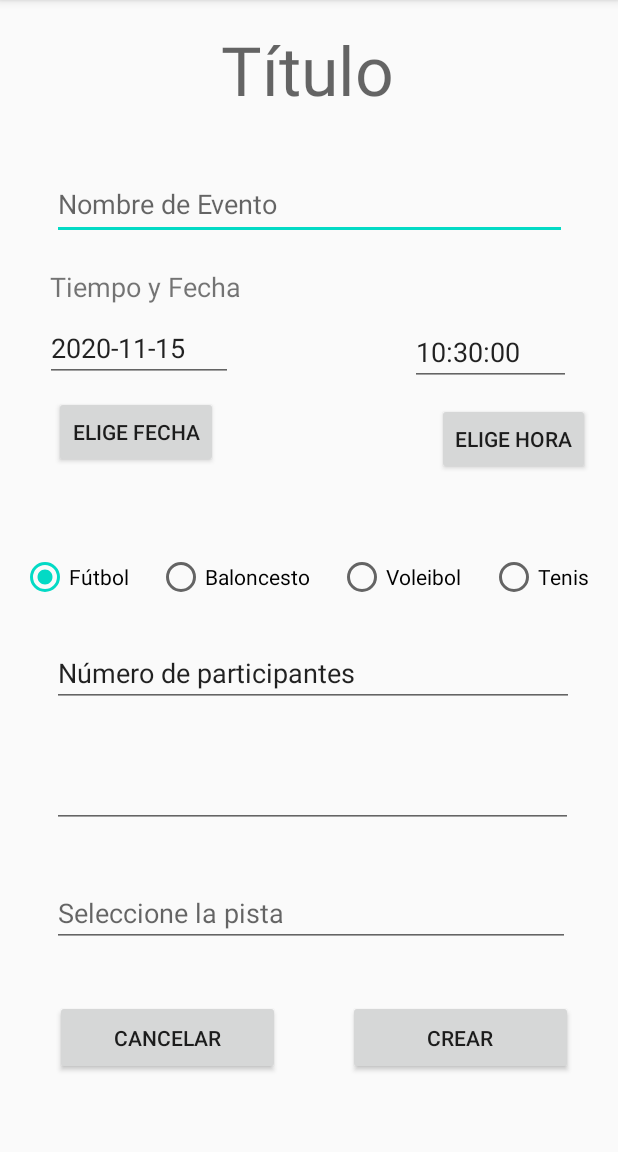
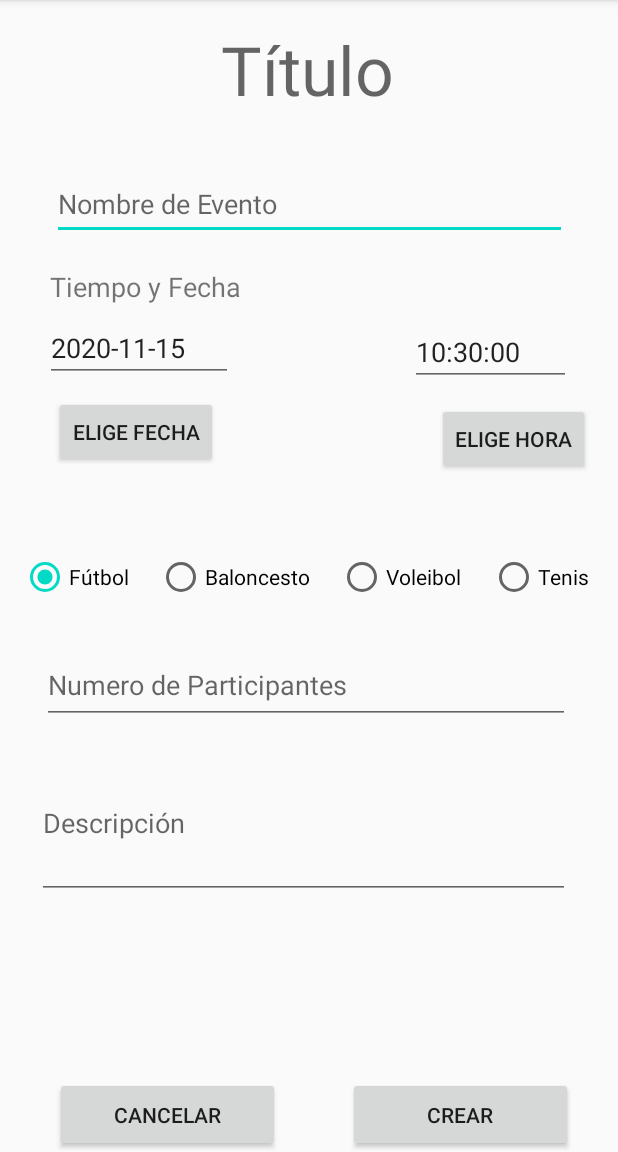
Before and after one commit to acm1997/TeamMatch, an Android app: the CrearEventoActivity screen opened directly, with no data from a screen before it, on a phone screen of 412 x 824 dp, the part 84-1236 px from its top. Run offline under Robolectric (Android 15) with nearby library versions, the phone set to English and light mode, and no system bars.

```diff
--- a/app/src/main/java/com/example/teammatch/adapters/EventAdapter.java
+++ b/app/src/main/java/com/example/teammatch/adapters/EventAdapter.java
@@ -32,7 +32,7 @@ public class EventAdapter extends RecyclerView.Adapter<EventAdapter.ViewHolder>
     @Override
     public EventAdapter.ViewHolder onCreateViewHolder(ViewGroup parent,
                                                       int viewType) {
-        View v =  LayoutInflater.from(parent.getContext()).inflate(R.layout.evento,parent,false); //TODO Es posible que haya que cambiar el layout del fragment por el layout de un evento en particular
+        View v =  LayoutInflater.from(parent.getContext()).inflate(R.layout.evento,parent,false);
 
        return new ViewHolder(v);
     }
@@ -91,7 +91,7 @@ public class EventAdapter extends RecyclerView.Adapter<EventAdapter.ViewHolder>
 
             nombreView.setText(evento.getNombre());
 
-            participantesView.setText(evento.getParticipantes());
+            participantesView.setText(evento.getParticipantes().toString());
 
             descripcionView.setText(evento.getDescripcion());
 
--- a/app/src/main/java/com/example/teammatch/objects/Evento.java
+++ b/app/src/main/java/com/example/teammatch/objects/Evento.java
@@ -33,6 +33,7 @@ public class Evento {
     public final static String DESCRIPCION = "descripcion";
     @Ignore
     public final static String DEPORTE = "deporte";
+    //todo Falta pista
 
     @Ignore
     public final static SimpleDateFormat FORMAT = new SimpleDateFormat(
@@ -145,11 +146,11 @@ public class Evento {
         this.deporte = deporte;
     }
 
-    public static void packageIntent(Intent intent, String mNombre, Date mFecha, Integer mParticipantes, String mDescripcion, Deporte mDeporte) {
+    public static void packageIntent(Intent intent, String mNombre, String mFecha, Integer mParticipantes, String mDescripcion, Deporte mDeporte) {
         intent.putExtra(Evento.NOMBRE, mNombre);
         intent.putExtra(Evento.DESCRIPCION, mDescripcion);
         intent.putExtra(Evento.FECHA, mFecha);
         intent.putExtra(Evento.PARTICIPANTES, mParticipantes);
-        intent.putExtra(Evento.DEPORTE, mDeporte);
+        intent.putExtra(Evento.DEPORTE, mDeporte.toString());
     }
 }
--- a/app/src/main/res/layout/content_evento.xml
+++ b/app/src/main/res/layout/content_evento.xml
@@ -15,8 +15,8 @@
 
     <androidx.recyclerview.widget.RecyclerView
         android:id="@+id/my_recycler_view"
-        android:layout_width="381dp"
-        android:layout_height="196dp"
+        android:layout_width="395dp"
+        android:layout_height="578dp"
         android:scrollbars="vertical"
         tools:itemCount="9">
 
--- a/app/src/main/res/layout/nuevo_evento.xml
+++ b/app/src/main/res/layout/nuevo_evento.xml
@@ -73,44 +73,18 @@
     </RadioGroup>
 
     <EditText
-        android:id="@+id/numParticipantes"
-        android:layout_width="348dp"
-        android:layout_height="45dp"
+        android:id="@+id/descEvento"
+        android:layout_width="355dp"
+        android:layout_height="101dp"
         android:ems="10"
-        android:hint="Número de participantes"
+        android:hint="Descripción"
         android:inputType="textPersonName"
-        android:text="Número de participantes"
         app:layout_constraintBottom_toBottomOf="parent"
         app:layout_constraintEnd_toEndOf="parent"
-        app:layout_constraintHorizontal_bias="0.539"
+        app:layout_constraintHorizontal_bias="0.437"
         app:layout_constraintStart_toStartOf="parent"
-        app:layout_constraintTop_toBottomOf="@+id/radioGroup"
-        app:layout_constraintVertical_bias="0.081" />
-
-    <EditText
-        android:id="@+id/descEvento"
-        android:layout_width="347dp"
-        android:layout_height="50dp"
-        android:layout_marginTop="76dp"
-        android:ems="10"
-        android:inputType="textPersonName"
-        app:layout_constraintEnd_toEndOf="parent"
-        app:layout_constraintHorizontal_bias="0.531"
-        app:layout_constraintStart_toStartOf="parent"
-        app:layout_constraintTop_toTopOf="@+id/numParticipantes" />
-
-    <EditText
-        android:id="@+id/selPista"
-        android:layout_width="345dp"
-        android:layout_height="45dp"
-        android:layout_marginTop="84dp"
-        android:ems="10"
-        android:hint="Seleccione la pista"
-        android:inputType="textPersonName"
-        app:layout_constraintEnd_toEndOf="parent"
-        app:layout_constraintHorizontal_bias="0.515"
-        app:layout_constraintStart_toStartOf="parent"
-        app:layout_constraintTop_toTopOf="@+id/descEvento" />
+        app:layout_constraintTop_toBottomOf="@+id/numParticipantes"
+        app:layout_constraintVertical_bias="0.082" />
 
     <Button
         android:id="@+id/buttonCrear"
@@ -120,9 +94,7 @@
         app:layout_constraintBottom_toBottomOf="parent"
         app:layout_constraintEnd_toEndOf="parent"
         app:layout_constraintHorizontal_bias="0.885"
-        app:layout_constraintStart_toStartOf="parent"
-        app:layout_constraintTop_toBottomOf="@+id/selPista"
-        app:layout_constraintVertical_bias="0.405" />
+        app:layout_constraintStart_toStartOf="parent" />
 
     <Button
         android:id="@+id/cancelButton"
@@ -132,9 +104,7 @@
         app:layout_constraintBottom_toBottomOf="parent"
         app:layout_constraintEnd_toStartOf="@+id/buttonCrear"
         app:layout_constraintHorizontal_bias="0.444"
-        app:layout_constraintStart_toStartOf="parent"
-        app:layout_constraintTop_toBottomOf="@+id/selPista"
-        app:layout_constraintVertical_bias="0.405" />
+        app:layout_constraintStart_toStartOf="parent" />
 
     <TextView
         android:id="@+id/textView"
@@ -199,4 +169,18 @@
         app:layout_constraintTop_toBottomOf="@+id/hora"
         app:layout_constraintVertical_bias="0.024" />
 
+    <EditText
+        android:id="@+id/numParticipantes"
+        android:layout_width="352dp"
+        android:layout_height="52dp"
+        android:ems="10"
+        android:hint="Numero de Participantes"
+        android:inputType="number"
+        app:layout_constraintBottom_toBottomOf="parent"
+        app:layout_constraintEnd_toEndOf="parent"
+        app:layout_constraintHorizontal_bias="0.467"
+        app:layout_constraintStart_toStartOf="parent"
+        app:layout_constraintTop_toBottomOf="@+id/radioGroup"
+        app:layout_constraintVertical_bias="0.098" />
+
 </androidx.constraintlayout.widget.ConstraintLayout>
```
Also changed, not shown: app/src/main/java/com/example/teammatch/activities/CrearEventoActivity.java (+15 -2 lines), app/src/main/res/layout/evento.xml (+7 -5 lines).
